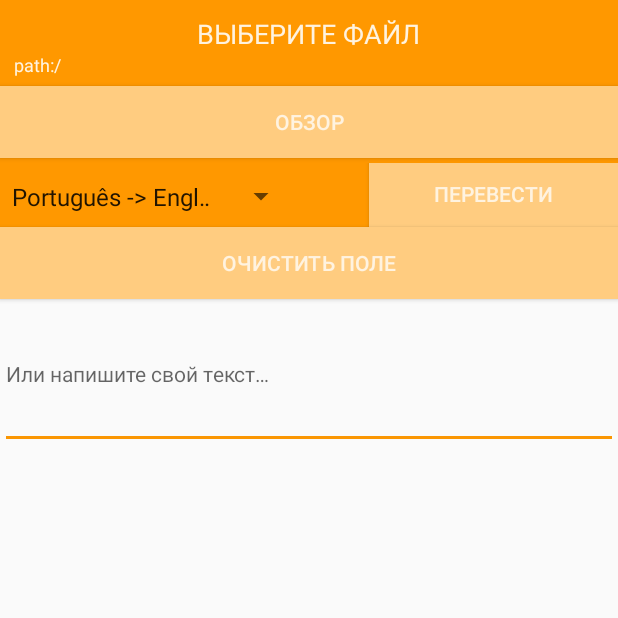
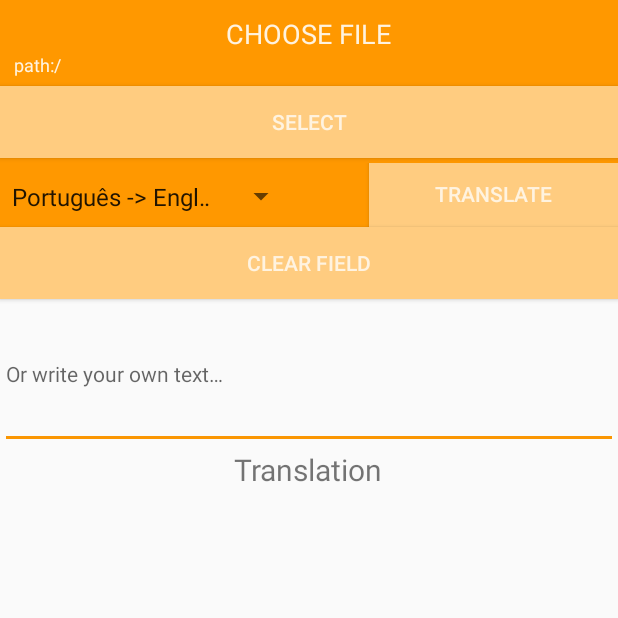
Before and after one commit to theblaizen/JTranslate, an Android app: the screen it shows after launch (MainActivity), on a phone screen of 412 x 824 dp, the top half of it. Run offline under Robolectric (Android 15) with nearby library versions, the phone set to English and light mode, and no system bars.

Commit message:
May 17 UI -> Main

```diff
--- a/app/src/main/res/layout/activity_main.xml
+++ b/app/src/main/res/layout/activity_main.xml
@@ -163,6 +163,27 @@
             </LinearLayout>
 
         </LinearLayout>
+
+        <TextView
+            android:layout_width="wrap_content"
+            android:layout_height="wrap_content"
+            android:text=""
+            android:id="@+id/tvTranslationTextField"
+            android:layout_alignParentBottom="true"
+            android:layout_alignParentRight="true"
+            android:layout_alignParentEnd="true"
+            android:layout_alignParentLeft="true"
+            android:layout_alignParentStart="true"
+            android:layout_below="@+id/textView3" />
+
+        <TextView
+            android:layout_width="wrap_content"
+            android:layout_height="wrap_content"
+            android:text="@string/translate_tag"
+            android:id="@+id/textView3"
+            android:textSize="20sp"
+            android:layout_below="@+id/edHandle_input"
+            android:layout_centerHorizontal="true" />
     </RelativeLayout>
 
     <LinearLayout
--- a/app/src/main/res/values/strings.xml
+++ b/app/src/main/res/values/strings.xml
@@ -1,11 +1,12 @@
 <resources>
     <string name="app_name">JTranslate</string>
     <string name="path">path:/</string>
-    <string name="view">Обзор</string>
-    <string name="translate">Перевести</string>
-    <string name="info_top">ВЫБЕРИТЕ ФАЙЛ</string>
-    <string name="clear">Очистить поле</string>
-    <string name="info_bottom">Или напишите свой текст&#8230;</string>
+    <string name="view">Select</string>
+    <string name="translate">Translate</string>
+    <string name="translate_tag">Translation</string>
+    <string name="info_top">CHOOSE FILE</string>
+    <string name="clear">Clear field</string>
+    <string name="info_bottom">Or write your own text&#8230;</string>
     <string-array name="translate_array">
         <item>Português -> English</item>
         <item>English -> Português</item>
```
